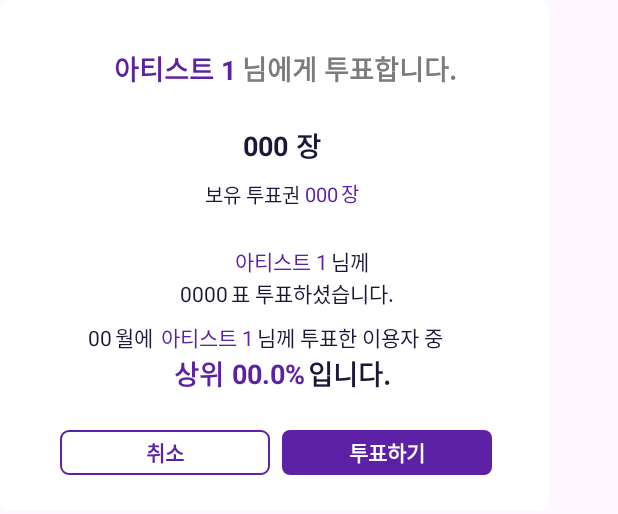
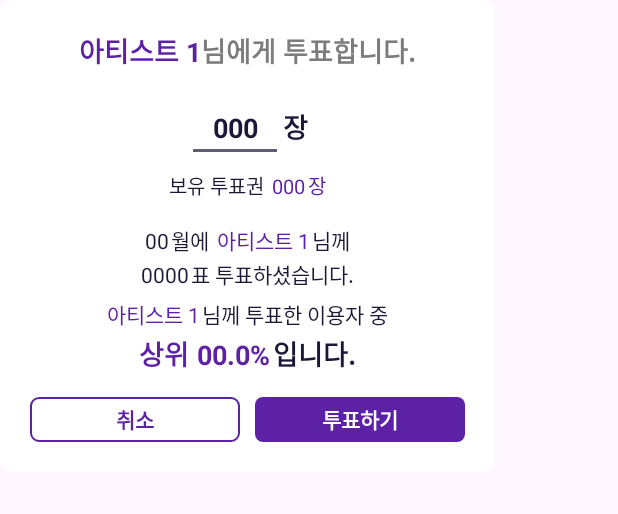
Before and after one commit to hykim02/Teuniverse_Android, an Android app: the layout popup_vote.xml on its own in the app's theme, with its tools: preview values and no code run, on a phone screen of 412 x 824 dp. Shown: the top 514 px of the screen. Run offline under Robolectric (Android 15) with nearby library versions, the light colour scheme and no system bars.

Commit message:
투표 팝업창 서버 연동 중

```diff
--- a/app/src/main/java/com/example/teuniverse/ServerDataStorage.kt
+++ b/app/src/main/java/com/example/teuniverse/ServerDataStorage.kt
@@ -1,6 +1,4 @@
 package com.example.teuniverse
-
-import com.google.gson.annotations.SerializedName
 
 // 커뮤니티 리사이클러뷰 아이템 데이터
 data class CommunityPostItem(
@@ -77,7 +75,7 @@ data class UserProfileData(
 
 // 투표권 개수 조회
 data class NumberOfVote(
-    val voteCount: Int
+    val voteCount: String
 )
 
 // 투표하기 현황 조회
--- a/app/src/main/java/com/example/teuniverse/VoteFragment.kt
+++ b/app/src/main/java/com/example/teuniverse/VoteFragment.kt
@@ -247,11 +247,6 @@ class VoteFragment : Fragment() {
         Log.d("투표권 개수", votes.data.voteCount.toString())
         val voteCount = votes.data.voteCount
         numberOfVote.text = votes.data.voteCount.toString()
-
-        MainActivity.UserInfoDB.init(requireContext())
-        val editDB = MainActivity.UserInfoDB.getInstance().edit()
-        editDB.putInt("voteCount",voteCount)
-        editDB.apply()
     }
 
     // 1~4위 까지
--- a/app/src/main/res/layout/popup_vote.xml
+++ b/app/src/main/res/layout/popup_vote.xml
@@ -6,259 +6,262 @@
     android:layout_height="wrap_content"
     android:background="@drawable/custom_ranking_list">
 
+    <LinearLayout
+        android:layout_width="wrap_content"
+        android:layout_height="wrap_content"
+        android:orientation="vertical"
+        app:layout_constraintBottom_toBottomOf="parent"
+        app:layout_constraintEnd_toEndOf="parent"
+        app:layout_constraintStart_toStartOf="parent"
+        app:layout_constraintTop_toTopOf="parent">
+
+        <LinearLayout
+            android:layout_width="wrap_content"
+            android:layout_height="wrap_content"
+            android:orientation="horizontal"
+            android:layout_gravity="center"
+            android:layout_marginTop="20dp">
+
             <TextView
                 android:id="@+id/tv_artistName"
                 android:layout_width="wrap_content"
                 android:layout_height="wrap_content"
-        android:layout_marginEnd="4dp"
                 android:text="아티스트 1"
                 android:textColor="@color/mp"
                 android:textSize="18sp"
-        android:textStyle="bold"
-        app:layout_constraintBottom_toBottomOf="@+id/textView5"
-        app:layout_constraintEnd_toStartOf="@+id/textView5"
-        app:layout_constraintTop_toTopOf="@+id/textView5" />
+                android:textStyle="bold" />
 
             <TextView
                 android:id="@+id/textView5"
                 android:layout_width="wrap_content"
                 android:layout_height="wrap_content"
-        android:layout_marginStart="100dp"
-        android:layout_marginTop="32dp"
                 android:text="님에게 투표합니다."
                 android:textColor="@color/dg"
                 android:textSize="18sp"
-        android:textStyle="bold"
-        app:layout_constraintEnd_toEndOf="parent"
-        app:layout_constraintStart_toStartOf="parent"
-        app:layout_constraintTop_toTopOf="parent" />
+                android:textStyle="bold" />
+        </LinearLayout>
 
-    <TextView
-        android:id="@+id/tv_votes"
+        <LinearLayout
             android:layout_width="wrap_content"
             android:layout_height="wrap_content"
-        android:layout_marginEnd="5dp"
-        android:text="000"
+            android:orientation="horizontal"
+            android:layout_gravity="center"
+            android:layout_marginTop="15dp">
+
+            <EditText
+                android:id="@+id/votes"
+                android:layout_width="wrap_content"
+                android:layout_height="wrap_content"
+                android:ems="3"
+                android:textAlignment="center"
+                android:inputType="text"
+                android:hint="000"
+                android:textColorHint="@color/b"
                 android:textColor="@color/b"
                 android:textSize="18sp"
-        android:textStyle="bold"
-        app:layout_constraintBottom_toBottomOf="@+id/textView9"
-        app:layout_constraintEnd_toStartOf="@+id/textView9"
-        app:layout_constraintTop_toTopOf="@+id/textView9" />
+                android:textStyle="bold" />
 
             <TextView
                 android:id="@+id/textView9"
                 android:layout_width="wrap_content"
                 android:layout_height="wrap_content"
-        android:layout_marginStart="45dp"
-        android:layout_marginTop="24dp"
                 android:text="장"
                 android:textColor="@color/b"
                 android:textSize="18sp"
-        android:textStyle="bold"
-        app:layout_constraintEnd_toEndOf="parent"
-        app:layout_constraintStart_toStartOf="parent"
-        app:layout_constraintTop_toBottomOf="@+id/textView5" />
+                android:textStyle="bold" />
+        </LinearLayout>
+
+        <LinearLayout
+            android:layout_width="wrap_content"
+            android:layout_height="wrap_content"
+            android:orientation="horizontal"
+            android:layout_gravity="center"
+            android:layout_marginTop="5dp">
 
             <TextView
                 android:id="@+id/textView13"
                 android:layout_width="wrap_content"
                 android:layout_height="wrap_content"
-        android:layout_marginEnd="3dp"
                 android:text="보유 투표권"
                 android:textColor="@color/b"
-        android:textSize="13sp"
-        app:layout_constraintBottom_toBottomOf="@+id/remain_vote"
-        app:layout_constraintEnd_toStartOf="@+id/remain_vote"
-        app:layout_constraintTop_toTopOf="@+id/remain_vote" />
+                android:textSize="13sp" />
 
             <TextView
                 android:id="@+id/remain_vote"
                 android:layout_width="wrap_content"
                 android:layout_height="wrap_content"
-        android:layout_marginEnd="2dp"
                 android:text="000"
+                android:layout_marginStart="5dp"
                 android:textColor="@color/mp"
-        android:textSize="13sp"
-        app:layout_constraintBottom_toBottomOf="@+id/textView16"
-        app:layout_constraintEnd_toStartOf="@+id/textView16"
-        app:layout_constraintTop_toTopOf="@+id/textView16" />
+                android:textSize="13sp" />
 
             <TextView
                 android:id="@+id/textView16"
                 android:layout_width="wrap_content"
                 android:layout_height="wrap_content"
-        android:layout_marginStart="100dp"
-        android:layout_marginTop="8dp"
                 android:text="장"
+                android:layout_marginStart="2dp"
                 android:textColor="@color/mp"
-        android:textSize="13sp"
-        app:layout_constraintEnd_toEndOf="parent"
-        app:layout_constraintStart_toStartOf="parent"
-        app:layout_constraintTop_toBottomOf="@+id/textView9" />
+                android:textSize="13sp" />
+
+        </LinearLayout>
+
+        <LinearLayout
+            android:layout_width="wrap_content"
+            android:layout_height="wrap_content"
+            android:orientation="horizontal"
+            android:layout_gravity="center"
+            android:layout_marginTop="15dp">
 
             <TextView
                 android:id="@+id/tv_month"
                 android:layout_width="wrap_content"
                 android:layout_height="wrap_content"
-        android:layout_marginEnd="2dp"
                 android:text="00"
-        android:textColor="@color/b"
-        app:layout_constraintBottom_toBottomOf="@+id/textView6"
-        app:layout_constraintEnd_toStartOf="@+id/textView6"
-        app:layout_constraintTop_toTopOf="@+id/textView6" />
+                android:textColor="@color/b" />
 
             <TextView
                 android:id="@+id/textView6"
                 android:layout_width="wrap_content"
                 android:layout_height="wrap_content"
-        android:layout_marginEnd="5dp"
                 android:text="월에"
-        android:textColor="@color/b"
-        app:layout_constraintBottom_toBottomOf="@+id/tv_artistName3"
-        app:layout_constraintEnd_toStartOf="@+id/tv_artistName3"
-        app:layout_constraintTop_toTopOf="@+id/tv_artistName3" />
+                android:layout_marginStart="1dp"
+                android:textColor="@color/b" />
 
             <TextView
                 android:id="@+id/tv_artistName3"
                 android:layout_width="wrap_content"
                 android:layout_height="wrap_content"
-        android:layout_marginEnd="2dp"
                 android:text="아티스트 1"
-        android:textColor="@color/mp"
-        app:layout_constraintBottom_toBottomOf="@+id/textView11"
-        app:layout_constraintEnd_toStartOf="@+id/textView11"
-        app:layout_constraintTop_toTopOf="@+id/textView11" />
+                android:layout_marginStart="5dp"
+                android:textColor="@color/mp" />
+
+            <TextView
+                android:id="@+id/textView8"
+                android:layout_width="wrap_content"
+                android:layout_height="wrap_content"
+                android:text="님께"
+                android:layout_marginStart="1dp"
+                android:textColor="@color/b" />
+        </LinearLayout>
+
+        <LinearLayout
+            android:layout_width="wrap_content"
+            android:layout_height="wrap_content"
+            android:orientation="horizontal"
+            android:layout_gravity="center"
+            android:layout_marginTop="1dp">
+
+            <TextView
+                android:id="@+id/tv_votes2"
+                android:layout_width="wrap_content"
+                android:layout_height="wrap_content"
+                android:text="0000"
+                android:textColor="@color/b" />
+
+            <TextView
+                android:id="@+id/textView2"
+                android:layout_width="wrap_content"
+                android:layout_height="wrap_content"
+                android:text="표 투표하셨습니다."
+                android:layout_marginStart="1dp"
+                android:textColor="@color/b" />
+        </LinearLayout>
+
+        <LinearLayout
+            android:layout_width="wrap_content"
+            android:layout_height="wrap_content"
+            android:orientation="horizontal"
+            android:layout_gravity="center"
+            android:layout_marginTop="5dp">
 
             <TextView
                 android:id="@+id/tv_artistName2"
                 android:layout_width="wrap_content"
                 android:layout_height="wrap_content"
-        android:layout_marginEnd="2dp"
                 android:text="아티스트 1"
-        android:textColor="@color/mp"
-        app:layout_constraintBottom_toBottomOf="@+id/textView8"
-        app:layout_constraintEnd_toStartOf="@+id/textView8"
-        app:layout_constraintTop_toTopOf="@+id/textView8" />
+                android:textColor="@color/mp" />
 
             <TextView
-        android:id="@+id/textView8"
+                android:id="@+id/textView11"
                 android:layout_width="wrap_content"
                 android:layout_height="wrap_content"
-        android:layout_marginStart="100dp"
-        android:layout_marginTop="24dp"
-        android:text="님께"
-        android:textColor="@color/b"
-        app:layout_constraintEnd_toEndOf="parent"
-        app:layout_constraintStart_toStartOf="parent"
-        app:layout_constraintTop_toBottomOf="@+id/textView16" />
+                android:text="님께 투표한 이용자 중"
+                android:layout_marginStart="1dp"
+                android:textColor="@color/b" />
+        </LinearLayout>
+
+        <LinearLayout
+            android:layout_width="wrap_content"
+            android:layout_height="wrap_content"
+            android:orientation="horizontal"
+            android:layout_gravity="center"
+            android:layout_marginTop="2dp">
+
+            <TextView
+                android:id="@+id/textView12"
+                android:layout_width="wrap_content"
+                android:layout_height="wrap_content"
+                android:text="상위"
+                android:textColor="@color/mp"
+                android:textSize="18sp"
+                android:textStyle="bold" />
 
             <TextView
                 android:id="@+id/tv_percent"
                 android:layout_width="wrap_content"
                 android:layout_height="wrap_content"
-        android:layout_marginEnd="2dp"
                 android:text="00.0%"
                 android:textColor="@color/mp"
                 android:textSize="18sp"
-        android:textStyle="bold"
-        app:layout_constraintBottom_toBottomOf="@+id/textView14"
-        app:layout_constraintEnd_toStartOf="@+id/textView14"
-        app:layout_constraintTop_toTopOf="@+id/textView14" />
-
-    <TextView
-        android:id="@+id/textView12"
-        android:layout_width="wrap_content"
-        android:layout_height="wrap_content"
-        android:layout_marginEnd="5dp"
-        android:text="상위"
-        android:textColor="@color/mp"
-        android:textSize="18sp"
-        android:textStyle="bold"
-        app:layout_constraintBottom_toBottomOf="@+id/tv_percent"
-        app:layout_constraintEnd_toStartOf="@+id/tv_percent"
-        app:layout_constraintTop_toTopOf="@+id/tv_percent" />
-
-    <TextView
-        android:id="@+id/textView11"
-        android:layout_width="wrap_content"
-        android:layout_height="wrap_content"
-        android:layout_marginStart="100dp"
-        android:layout_marginTop="8dp"
-        android:text="님께 투표한 이용자 중"
-        android:textColor="@color/b"
-        app:layout_constraintEnd_toEndOf="parent"
-        app:layout_constraintStart_toStartOf="parent"
-        app:layout_constraintTop_toBottomOf="@+id/textView10" />
-
-    <TextView
-        android:id="@+id/tv_votes2"
-        android:layout_width="wrap_content"
-        android:layout_height="wrap_content"
-        android:layout_marginEnd="2dp"
-        android:text="0000"
-        android:textColor="@color/b"
-        app:layout_constraintBottom_toBottomOf="@+id/textView10"
-        app:layout_constraintEnd_toStartOf="@+id/textView10"
-        app:layout_constraintTop_toTopOf="@+id/textView10" />
-
-    <TextView
-        android:id="@+id/textView10"
-        android:layout_width="wrap_content"
-        android:layout_height="wrap_content"
-        android:layout_marginStart="50dp"
-        android:text="표 투표하셨습니다."
-        android:textColor="@color/b"
-        app:layout_constraintEnd_toEndOf="parent"
-        app:layout_constraintStart_toStartOf="parent"
-        app:layout_constraintTop_toBottomOf="@+id/textView8" />
+                android:layout_marginStart="5dp"
+                android:textStyle="bold" />
 
             <TextView
                 android:id="@+id/textView14"
                 android:layout_width="wrap_content"
                 android:layout_height="wrap_content"
-        android:layout_marginStart="100dp"
                 android:text="입니다."
                 android:textColor="@color/b"
                 android:textSize="18sp"
-        android:textStyle="bold"
-        app:layout_constraintEnd_toEndOf="parent"
-        app:layout_constraintStart_toStartOf="parent"
-        app:layout_constraintTop_toBottomOf="@+id/textView11" />
+                android:layout_marginStart="2dp"
+                android:textStyle="bold" />
+        </LinearLayout>
+
+        <LinearLayout
+            android:layout_width="wrap_content"
+            android:layout_height="wrap_content"
+            android:orientation="horizontal"
+            android:layout_gravity="center"
+            android:layout_marginStart="20dp"
+            android:layout_marginEnd="20dp"
+            android:layout_marginBottom="20dp"
+            android:layout_marginTop="15dp">
 
             <TextView
                 android:id="@+id/btn_revoke"
                 android:layout_width="140dp"
                 android:layout_height="30dp"
-        android:layout_marginStart="40dp"
-        android:layout_marginEnd="8dp"
                 android:background="@drawable/textview_stroke_mp"
                 android:gravity="center"
                 android:text="취소"
+                android:layout_marginEnd="10dp"
                 android:textAlignment="center"
                 android:textColor="@color/mp"
-        android:textStyle="bold"
-        app:layout_constraintBottom_toBottomOf="@+id/bnt_voting"
-        app:layout_constraintEnd_toStartOf="@+id/bnt_voting"
-        app:layout_constraintStart_toStartOf="parent"
-        app:layout_constraintTop_toTopOf="@+id/bnt_voting" />
+                android:textStyle="bold" />
 
             <TextView
                 android:id="@+id/bnt_voting"
                 android:layout_width="140dp"
                 android:layout_height="30dp"
-        android:layout_marginStart="150dp"
-        android:layout_marginTop="24dp"
-        android:layout_marginBottom="24dp"
                 android:background="@drawable/btn_solid_mp"
                 android:gravity="center"
                 android:text="투표하기"
                 android:textAlignment="center"
                 android:textColor="@color/w"
-        android:textStyle="bold"
-        app:layout_constraintBottom_toBottomOf="parent"
-        app:layout_constraintEnd_toEndOf="parent"
-        app:layout_constraintStart_toStartOf="parent"
-        app:layout_constraintTop_toBottomOf="@+id/textView14" />
+                android:textStyle="bold" />
+        </LinearLayout>
+
+    </LinearLayout>
 
 </androidx.constraintlayout.widget.ConstraintLayout>
--- a/app/src/main/res/layout/signup_approval.xml
+++ b/app/src/main/res/layout/signup_approval.xml
@@ -151,7 +151,7 @@
         android:layout_width="wrap_content"
         android:layout_height="wrap_content"
         android:layout_marginStart="8dp"
-        android:text="만 14세 이용 약관 동의"
+        android:text="만 14세 이용 약관 동의 (필수)"
         android:textColor="@color/mp"
         app:layout_constraintBottom_toBottomOf="@+id/checkBox4"
         app:layout_constraintStart_toEndOf="@+id/checkBox4"
```
Also changed, not shown: app/src/main/java/com/example/teuniverse/MainActivity.kt (+7 -0 lines), app/src/main/java/com/example/teuniverse/PopupVote.kt (+13 -28 lines), app/src/main/java/com/example/teuniverse/SignupApprovalActivity.kt (+40 -7 lines), app/src/main/java/com/example/teuniverse/SignupProfileActivity.kt (+36 -22 lines), app/src/main/res/layout/popup_mission.xml (+52 -46 lines), app/src/main/res/layout/popup_vote_check.xml (+86 -75 lines). Lines whose indentation alone changed are shown as unchanged.
